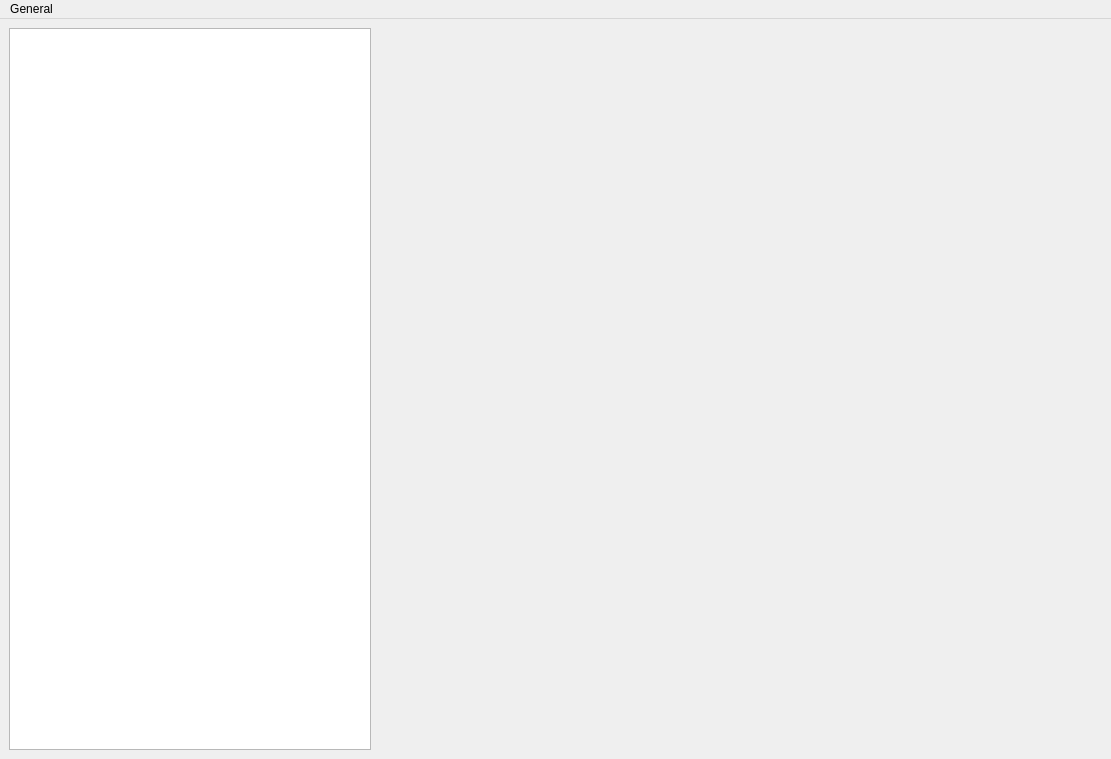
Old version of the form ltm.ui in the repository rejuce/LikeTaskManager.
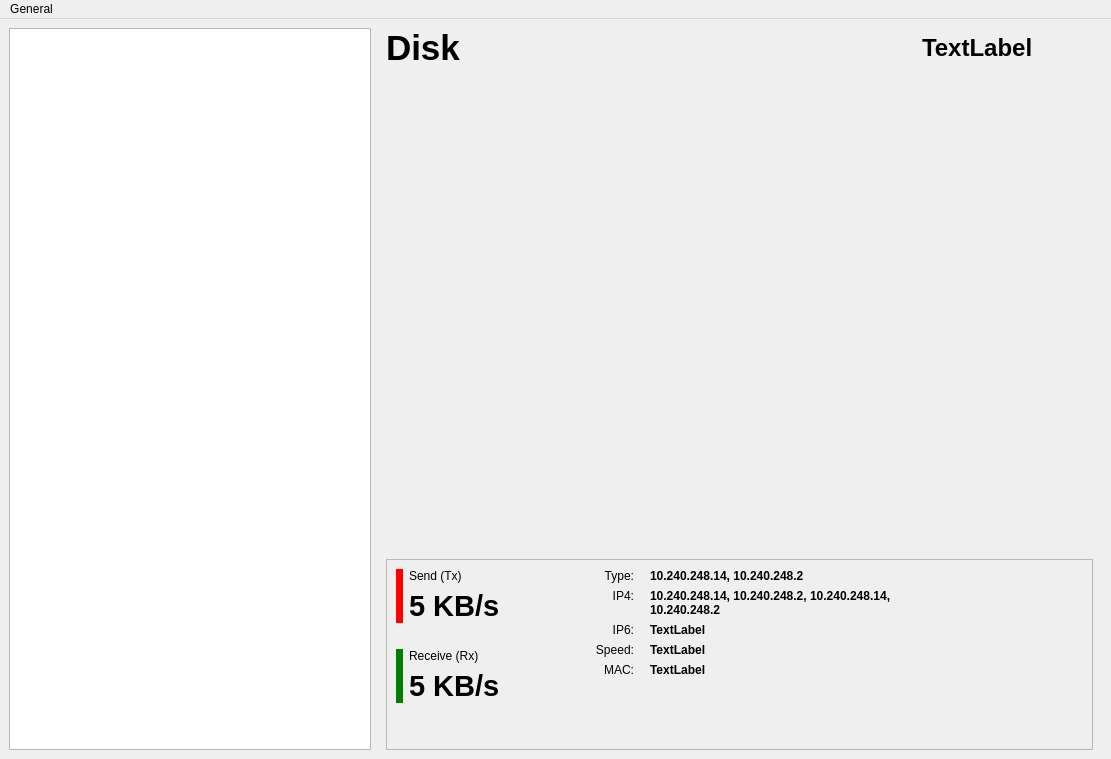
New version of the form. The open tabs and pages were chosen to show the change. Custom widgets are drawn as their Qt base class.

Diff of the .ui file:
```diff
--- a/ltm.ui
+++ b/ltm.ui
@@ -549,7 +549,466 @@
         </item>
        </layout>
       </widget>
-      <widget class="QWidget" name="page_3"/>
+      <widget class="QWidget" name="page_3">
+       <layout class="QVBoxLayout" name="verticalLayout_4">
+        <property name="topMargin">
+         <number>0</number>
+        </property>
+        <property name="bottomMargin">
+         <number>0</number>
+        </property>
+        <item>
+         <layout class="QHBoxLayout" name="horizontalLayout_7">
+          <item>
+           <widget class="QLabel" name="label_13">
+            <property name="sizePolicy">
+             <sizepolicy hsizetype="Preferred" vsizetype="Preferred">
+              <horstretch>2</horstretch>
+              <verstretch>0</verstretch>
+             </sizepolicy>
+            </property>
+            <property name="font">
+             <font>
+              <pointsize>26</pointsize>
+              <weight>75</weight>
+              <bold>true</bold>
+             </font>
+            </property>
+            <property name="text">
+             <string>Disk</string>
+            </property>
+            <property name="alignment">
+             <set>Qt::AlignLeading|Qt::AlignLeft|Qt::AlignVCenter</set>
+            </property>
+           </widget>
+          </item>
+          <item>
+           <widget class="QLabel" name="labNetName_2">
+            <property name="font">
+             <font>
+              <pointsize>18</pointsize>
+              <weight>75</weight>
+              <bold>true</bold>
+             </font>
+            </property>
+            <property name="text">
+             <string>TextLabel</string>
+            </property>
+            <property name="alignment">
+             <set>Qt::AlignLeading|Qt::AlignLeft|Qt::AlignVCenter</set>
+            </property>
+            <property name="indent">
+             <number>-1</number>
+            </property>
+           </widget>
+          </item>
+          <item>
+           <spacer name="horizontalSpacer_12">
+            <property name="orientation">
+             <enum>Qt::Horizontal</enum>
+            </property>
+            <property name="sizeHint" stdset="0">
+             <size>
+              <width>60</width>
+              <height>20</height>
+             </size>
+            </property>
+           </spacer>
+          </item>
+         </layout>
+        </item>
+        <item>
+         <widget class="QwtPlot" name="plotDisk" native="true">
+          <property name="sizePolicy">
+           <sizepolicy hsizetype="Preferred" vsizetype="Preferred">
+            <horstretch>0</horstretch>
+            <verstretch>5</verstretch>
+           </sizepolicy>
+          </property>
+         </widget>
+        </item>
+        <item>
+         <widget class="QFrame" name="frame_3">
+          <property name="sizePolicy">
+           <sizepolicy hsizetype="Preferred" vsizetype="Preferred">
+            <horstretch>0</horstretch>
+            <verstretch>2</verstretch>
+           </sizepolicy>
+          </property>
+          <property name="styleSheet">
+           <string notr="true">border-color: rgba(191, 64, 64, 0);</string>
+          </property>
+          <property name="frameShape">
+           <enum>QFrame::StyledPanel</enum>
+          </property>
+          <property name="frameShadow">
+           <enum>QFrame::Raised</enum>
+          </property>
+          <layout class="QHBoxLayout" name="horizontalLayout_6">
+           <item>
+            <layout class="QGridLayout" name="gridLayout_5">
+             <item row="2" column="1">
+              <spacer name="verticalSpacer_7">
+               <property name="sizePolicy">
+                <sizepolicy hsizetype="Minimum" vsizetype="Fixed">
+                 <horstretch>0</horstretch>
+                 <verstretch>0</verstretch>
+                </sizepolicy>
+               </property>
+               <property name="orientation">
+                <enum>Qt::Vertical</enum>
+               </property>
+               <property name="sizeType">
+                <enum>QSizePolicy::Fixed</enum>
+               </property>
+               <property name="sizeHint" stdset="0">
+                <size>
+                 <width>5</width>
+                 <height>20</height>
+                </size>
+               </property>
+              </spacer>
+             </item>
+             <item row="0" column="1">
+              <widget class="QLabel" name="label_22">
+               <property name="sizePolicy">
+                <sizepolicy hsizetype="Preferred" vsizetype="Preferred">
+                 <horstretch>20</horstretch>
+                 <verstretch>0</verstretch>
+                </sizepolicy>
+               </property>
+               <property name="text">
+                <string>Send (Tx)</string>
+               </property>
+               <property name="indent">
+                <number>0</number>
+               </property>
+              </widget>
+             </item>
+             <item row="1" column="1">
+              <widget class="QLabel" name="labSendKbs_2">
+               <property name="sizePolicy">
+                <sizepolicy hsizetype="Preferred" vsizetype="Preferred">
+                 <horstretch>20</horstretch>
+                 <verstretch>0</verstretch>
+                </sizepolicy>
+               </property>
+               <property name="font">
+                <font>
+                 <pointsize>22</pointsize>
+                 <weight>75</weight>
+                 <bold>true</bold>
+                </font>
+               </property>
+               <property name="text">
+                <string>5 KB/s</string>
+               </property>
+               <property name="indent">
+                <number>0</number>
+               </property>
+              </widget>
+             </item>
+             <item row="3" column="1">
+              <widget class="QLabel" name="label_24">
+               <property name="sizePolicy">
+                <sizepolicy hsizetype="Preferred" vsizetype="Preferred">
+                 <horstretch>20</horstretch>
+                 <verstretch>0</verstretch>
+                </sizepolicy>
+               </property>
+               <property name="text">
+                <string>Receive (Rx)</string>
+               </property>
+               <property name="indent">
+                <number>0</number>
+               </property>
+              </widget>
+             </item>
+             <item row="3" column="0" rowspan="2">
+              <widget class="QLabel" name="label_25">
+               <property name="sizePolicy">
+                <sizepolicy hsizetype="Fixed" vsizetype="Preferred">
+                 <horstretch>1</horstretch>
+                 <verstretch>0</verstretch>
+                </sizepolicy>
+               </property>
+               <property name="styleSheet">
+                <string notr="true">background-color: green;</string>
+               </property>
+               <property name="text">
+                <string/>
+               </property>
+              </widget>
+             </item>
+             <item row="4" column="1">
+              <widget class="QLabel" name="labRecKbs_2">
+               <property name="sizePolicy">
+                <sizepolicy hsizetype="Preferred" vsizetype="Preferred">
+                 <horstretch>20</horstretch>
+                 <verstretch>0</verstretch>
+                </sizepolicy>
+               </property>
+               <property name="font">
+                <font>
+                 <pointsize>22</pointsize>
+                 <weight>75</weight>
+                 <bold>true</bold>
+                </font>
+               </property>
+               <property name="text">
+                <string>5 KB/s</string>
+               </property>
+               <property name="indent">
+                <number>0</number>
+               </property>
+              </widget>
+             </item>
+             <item row="0" column="0" rowspan="2">
+              <widget class="QLabel" name="label_26">
+               <property name="sizePolicy">
+                <sizepolicy hsizetype="Preferred" vsizetype="Preferred">
+                 <horstretch>1</horstretch>
+                 <verstretch>0</verstretch>
+                </sizepolicy>
+               </property>
+               <property name="styleSheet">
+                <string notr="true">background-color: red;</string>
+               </property>
+               <property name="text">
+                <string/>
+               </property>
+              </widget>
+             </item>
+             <item row="5" column="1">
+              <spacer name="verticalSpacer_8">
+               <property name="orientation">
+                <enum>Qt::Vertical</enum>
+               </property>
+               <property name="sizeHint" stdset="0">
+                <size>
+                 <width>20</width>
+                 <height>5</height>
+                </size>
+               </property>
+              </spacer>
+             </item>
+            </layout>
+           </item>
+           <item>
+            <spacer name="horizontalSpacer_9">
+             <property name="orientation">
+              <enum>Qt::Horizontal</enum>
+             </property>
+             <property name="sizeType">
+              <enum>QSizePolicy::Fixed</enum>
+             </property>
+             <property name="sizeHint" stdset="0">
+              <size>
+               <width>60</width>
+               <height>20</height>
+              </size>
+             </property>
+            </spacer>
+           </item>
+           <item>
+            <layout class="QGridLayout" name="gridLayout_6">
+             <property name="sizeConstraint">
+              <enum>QLayout::SetDefaultConstraint</enum>
+             </property>
+             <item row="5" column="0">
+              <spacer name="verticalSpacer_9">
+               <property name="orientation">
+                <enum>Qt::Vertical</enum>
+               </property>
+               <property name="sizeHint" stdset="0">
+                <size>
+                 <width>20</width>
+                 <height>1</height>
+                </size>
+               </property>
+              </spacer>
+             </item>
+             <item row="2" column="2">
+              <widget class="QLabel" name="labNetwIp6_3">
+               <property name="minimumSize">
+                <size>
+                 <width>300</width>
+                 <height>0</height>
+                </size>
+               </property>
+               <property name="font">
+                <font>
+                 <weight>75</weight>
+                 <bold>true</bold>
+                </font>
+               </property>
+               <property name="text">
+                <string>TextLabel</string>
+               </property>
+               <property name="alignment">
+                <set>Qt::AlignLeading|Qt::AlignLeft|Qt::AlignTop</set>
+               </property>
+               <property name="wordWrap">
+                <bool>true</bool>
+               </property>
+              </widget>
+             </item>
+             <item row="4" column="0">
+              <widget class="QLabel" name="label_27">
+               <property name="text">
+                <string>MAC:</string>
+               </property>
+               <property name="alignment">
+                <set>Qt::AlignRight|Qt::AlignTop|Qt::AlignTrailing</set>
+               </property>
+              </widget>
+             </item>
+             <item row="4" column="2">
+              <widget class="QLabel" name="labNetwMac_3">
+               <property name="font">
+                <font>
+                 <weight>75</weight>
+                 <bold>true</bold>
+                </font>
+               </property>
+               <property name="text">
+                <string>TextLabel</string>
+               </property>
+               <property name="wordWrap">
+                <bool>true</bool>
+               </property>
+              </widget>
+             </item>
+             <item row="1" column="2">
+              <widget class="QLabel" name="labNetwIp4_3">
+               <property name="font">
+                <font>
+                 <weight>75</weight>
+                 <bold>true</bold>
+                </font>
+               </property>
+               <property name="text">
+                <string>10.240.248.14, 10.240.248.2, 10.240.248.14, 10.240.248.2</string>
+               </property>
+               <property name="alignment">
+                <set>Qt::AlignLeading|Qt::AlignLeft|Qt::AlignTop</set>
+               </property>
+               <property name="wordWrap">
+                <bool>true</bool>
+               </property>
+              </widget>
+             </item>
+             <item row="0" column="2">
+              <widget class="QLabel" name="labNetwType_3">
+               <property name="font">
+                <font>
+                 <weight>75</weight>
+                 <bold>true</bold>
+                </font>
+               </property>
+               <property name="text">
+                <string>10.240.248.14, 10.240.248.2</string>
+               </property>
+               <property name="alignment">
+                <set>Qt::AlignLeading|Qt::AlignLeft|Qt::AlignTop</set>
+               </property>
+               <property name="wordWrap">
+                <bool>true</bool>
+               </property>
+              </widget>
+             </item>
+             <item row="1" column="0">
+              <widget class="QLabel" name="label_28">
+               <property name="text">
+                <string>IP4:</string>
+               </property>
+               <property name="alignment">
+                <set>Qt::AlignRight|Qt::AlignTop|Qt::AlignTrailing</set>
+               </property>
+              </widget>
+             </item>
+             <item row="0" column="0">
+              <widget class="QLabel" name="label_29">
+               <property name="text">
+                <string>Type:</string>
+               </property>
+               <property name="alignment">
+                <set>Qt::AlignRight|Qt::AlignTop|Qt::AlignTrailing</set>
+               </property>
+              </widget>
+             </item>
+             <item row="3" column="2">
+              <widget class="QLabel" name="labNetwSpeed_3">
+               <property name="font">
+                <font>
+                 <weight>75</weight>
+                 <bold>true</bold>
+                </font>
+               </property>
+               <property name="text">
+                <string>TextLabel</string>
+               </property>
+               <property name="wordWrap">
+                <bool>true</bool>
+               </property>
+              </widget>
+             </item>
+             <item row="3" column="0">
+              <widget class="QLabel" name="label_30">
+               <property name="text">
+                <string>Speed:</string>
+               </property>
+               <property name="alignment">
+                <set>Qt::AlignRight|Qt::AlignTop|Qt::AlignTrailing</set>
+               </property>
+              </widget>
+             </item>
+             <item row="1" column="1">
+              <spacer name="horizontalSpacer_10">
+               <property name="orientation">
+                <enum>Qt::Horizontal</enum>
+               </property>
+               <property name="sizeType">
+                <enum>QSizePolicy::Fixed</enum>
+               </property>
+               <property name="sizeHint" stdset="0">
+                <size>
+                 <width>10</width>
+                 <height>20</height>
+                </size>
+               </property>
+              </spacer>
+             </item>
+             <item row="2" column="0">
+              <widget class="QLabel" name="label_31">
+               <property name="text">
+                <string>IP6:</string>
+               </property>
+               <property name="alignment">
+                <set>Qt::AlignRight|Qt::AlignTop|Qt::AlignTrailing</set>
+               </property>
+              </widget>
+             </item>
+            </layout>
+           </item>
+           <item>
+            <spacer name="horizontalSpacer_11">
+             <property name="orientation">
+              <enum>Qt::Horizontal</enum>
+             </property>
+             <property name="sizeHint" stdset="0">
+              <size>
+               <width>60</width>
+               <height>20</height>
+              </size>
+             </property>
+            </spacer>
+           </item>
+          </layout>
+         </widget>
+        </item>
+       </layout>
+      </widget>
       <widget class="QWidget" name="page_4">
        <layout class="QVBoxLayout" name="verticalLayout_2">
         <property name="topMargin">
```
Left out of the diff: 2 changed lines with no effect on the pictures.
